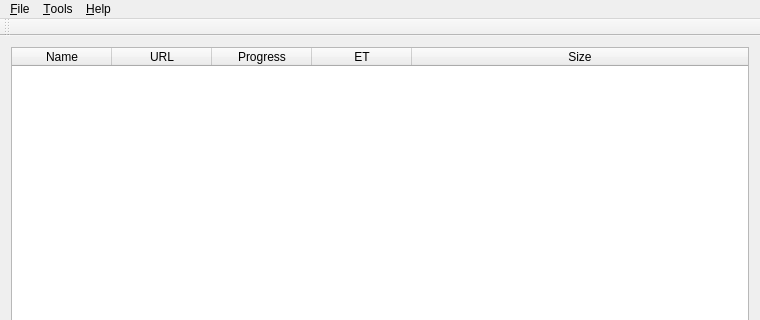
The window that src/gui/gui_files/main_gui.ui (ankurs/yad) describes before a commit, drawn with Qt 5; both pictures show x 0 to 760 and y 0 to 320 of the 760 by 519 pixel window.
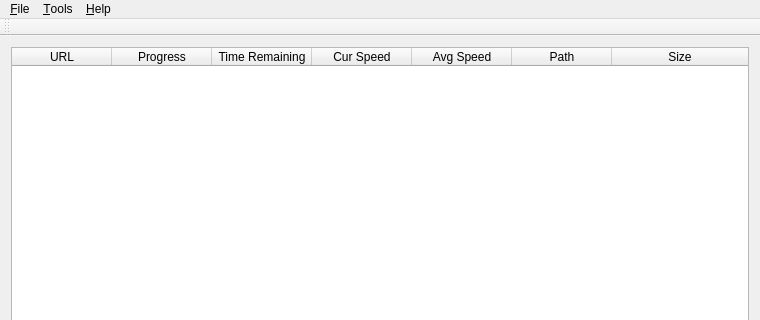
The same window after the commit.

What changed in the file:
```diff
--- a/src/gui/gui_files/main_gui.ui
+++ b/src/gui/gui_files/main_gui.ui
@@ -20,14 +20,6 @@
    <layout class="QVBoxLayout" name="verticalLayout">
     <item>
      <widget class="QTreeWidget" name="downloadWidget">
-      <column>
-       <property name="text">
-        <string>Name</string>
-       </property>
-       <property name="textAlignment">
-        <set>AlignHCenter|AlignVCenter|AlignCenter</set>
-       </property>
-      </column>
       <column>
        <property name="text">
         <string>URL</string>
@@ -46,7 +38,31 @@
       </column>
       <column>
        <property name="text">
-        <string>ET</string>
+        <string>Time Remaining</string>
+       </property>
+       <property name="textAlignment">
+        <set>AlignHCenter|AlignVCenter|AlignCenter</set>
+       </property>
+      </column>
+      <column>
+       <property name="text">
+        <string>Cur Speed</string>
+       </property>
+       <property name="textAlignment">
+        <set>AlignHCenter|AlignVCenter|AlignCenter</set>
+       </property>
+      </column>
+      <column>
+       <property name="text">
+        <string>Avg Speed</string>
+       </property>
+       <property name="textAlignment">
+        <set>AlignHCenter|AlignVCenter|AlignCenter</set>
+       </property>
+      </column>
+      <column>
+       <property name="text">
+        <string>Path</string>
        </property>
        <property name="textAlignment">
         <set>AlignHCenter|AlignVCenter|AlignCenter</set>
```
